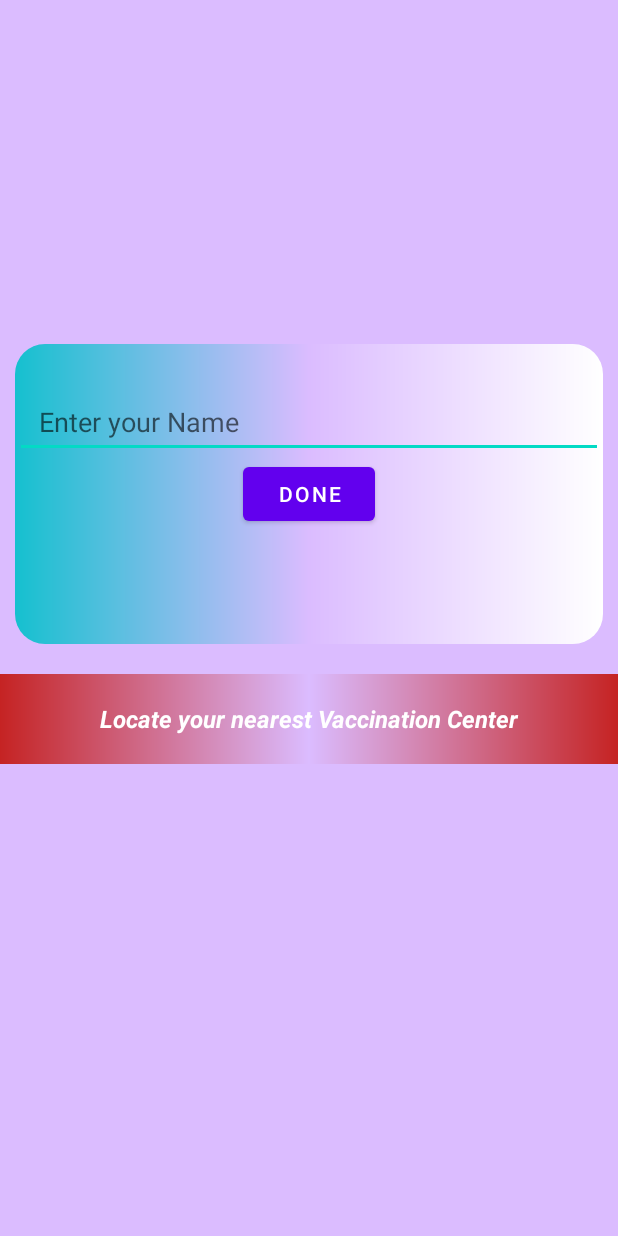
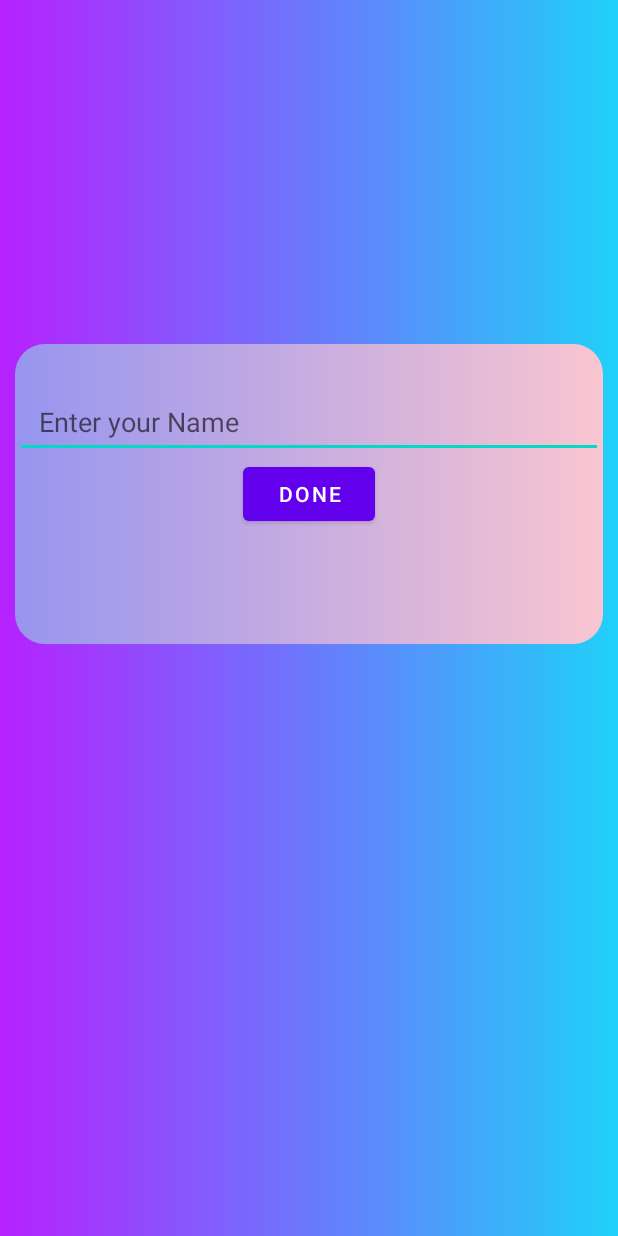
Before and after one commit to HashBP/COvid-BABA, an Android app: the screen it shows after launch (MainActivity), on a phone screen of 412 x 824 dp. Run offline under Robolectric (Android 15) with nearby library versions, the phone set to English and light mode, and no system bars.

Commit message:
Added background

```diff
--- a/app/src/main/java/com/example/gdscandroidproject/MainActivity.kt
+++ b/app/src/main/java/com/example/gdscandroidproject/MainActivity.kt
@@ -68,7 +68,7 @@ class MainActivity : AppCompatActivity() {
                         NewLocationData()
                     }else{
                         Log.d("Debug:" ,"Your Location:"+ location.longitude)
-                        start_info.text = "You Current Location is : \nLongitude : "+ location.longitude + " , \nLatitude : " + location.latitude + "\nCity : " + getCityName(location.latitude,location.longitude)
+                        start_info.text = "Hii " + input_text.text +", \nYou Current Location is : \nLongitude : "+ location.longitude + " , \nLatitude : " + location.latitude + "\nCity : " + getCityName(location.latitude,location.longitude)
                     }
                 }
             }else{
--- a/app/src/main/res/drawable/border2.xml
+++ b/app/src/main/res/drawable/border2.xml
@@ -2,5 +2,5 @@
 <shape android:shape="rectangle" xmlns:android="http://schemas.android.com/apk/res/android">
     <corners android:radius="@dimen/border_radius"/>
     <solid android:color="@color/black"/>
-    <gradient android:endColor="@color/white" android:centerColor="@color/background_main"  android:startColor="@color/white"/>
+    <gradient android:endColor="#94c997" android:startColor="#daacec"/>
 </shape>
--- a/app/src/main/res/drawable/border4.xml
+++ b/app/src/main/res/drawable/border4.xml
@@ -1,6 +1,10 @@
 <?xml version="1.0" encoding="utf-8"?>
 <shape android:shape="rectangle" xmlns:android="http://schemas.android.com/apk/res/android">
     <corners android:radius="@dimen/border_radius"/>
-    <solid android:color="@color/black"/>
-    <gradient android:endColor="@color/white" android:centerColor="@color/background_main"  android:startColor="#15C0CF"/>
+    <solid android:color="@color/grey"/>
+    <gradient
+        android:startColor="#9795ef"
+        android:type="linear"
+        android:endColor="#f9c5d1">
+    </gradient>
 </shape>
--- a/app/src/main/res/drawable/ic_untitled_design.xml
+++ /dev/null
@@ -1,36 +0,0 @@
-<vector android:autoMirrored="true" android:height="375dp"
-    android:viewportHeight="375" android:viewportWidth="375"
-    android:width="375dp" xmlns:android="http://schemas.android.com/apk/res/android">
-    <group>
-        <clip-path android:pathData="M15.543,19.227L107,19.227L107,337.227L15.543,337.227ZM15.543,19.227"/>
-        <path android:fillColor="#D3D2D2" android:fillType="nonZero" android:pathData="M106.441,310.754L15.758,337.227L15.758,45.695L106.441,19.227L106.441,310.754"/>
-    </group>
-    <group>
-        <clip-path android:pathData="M105,19.227L187,19.227L187,335L105,335ZM105,19.227"/>
-        <path android:fillColor="#A7A5A5" android:fillType="nonZero" android:pathData="M105.648,310.754L186.879,334.086L186.879,42.555L105.648,19.227L105.648,310.754"/>
-    </group>
-    <group>
-        <clip-path android:pathData="M186,19.227L269,19.227L269,335L186,335ZM186,19.227"/>
-        <path android:fillColor="#D3D2D2" android:fillType="nonZero" android:pathData="M268.898,310.754L186.086,334.086L186.086,42.555L268.898,19.227L268.898,310.754"/>
-    </group>
-    <group>
-        <clip-path android:pathData="M268,19.227L359.793,19.227L359.793,337.227L268,337.227ZM268,19.227"/>
-        <path android:fillColor="#A7A5A5" android:fillType="nonZero" android:pathData="M268.105,310.754L359.582,337.227L359.582,45.695L268.105,19.227L268.105,310.754"/>
-    </group>
-    <path android:fillColor="#FFFFFF" android:fillType="nonZero" android:pathData="M106.441,303.379L25.23,325.418L25.23,49.93L106.441,27.875L106.441,303.379"/>
-    <path android:fillColor="#D3D2D2" android:fillType="nonZero" android:pathData="M105.648,303.379L186.879,325.418L186.879,49.93L105.648,27.875L105.648,303.379"/>
-    <path android:fillColor="#6E9D2B" android:fillType="nonZero" android:pathData="M70.105,90.883C73.793,72.039 69.855,54.742 60.578,40.328L25.23,49.93L25.23,157.695C47.508,141.527 64.75,118.215 70.105,90.883"/>
-    <path android:fillColor="#6E9D2B" android:fillType="nonZero" android:pathData="M105.039,226.105C101.281,223.324 96.66,221.566 92.129,220.598C82.852,218.656 73.27,220.418 64.371,223.234C50.418,227.648 37.617,235.008 25.23,242.848L25.23,325.418L106.441,303.379L106.441,227.324C106.008,226.895 105.543,226.48 105.039,226.105"/>
-    <path android:fillColor="#46551E" android:fillType="nonZero" android:pathData="M166.492,291.609C167.211,278.793 167.695,261.496 158.902,250.977C153.168,244.121 145.473,246.023 137.492,246.582C127.457,247.262 118.219,245.414 111.801,237.18C109.57,234.305 108.023,230.898 105.648,228.188L105.648,303.379L162.859,318.902C164.766,309.875 165.988,300.723 166.492,291.609"/>
-    <path android:fillColor="#99DEF8" android:fillType="nonZero" android:pathData="M110.883,40.078C106.441,56.535 110.309,69.313 122.891,80.367C131.395,87.832 140.602,94.438 146.461,104.379C151.297,112.617 151.656,121.32 152.43,130.598C152.789,134.922 152.594,144.773 157.699,146.266C164.387,148.219 171.738,140.844 174.582,135.785C184,119.078 183.445,96.305 182.598,77.781C182.168,68.074 181.465,57.918 179.793,48.012L114.316,30.227C112.969,33.422 111.801,36.703 110.883,40.078"/>
-    <path android:fillColor="#FFFFFF" android:fillType="nonZero" android:pathData="M268.898,303.379L186.086,325.418L186.086,49.93L268.898,27.875L268.898,303.379"/>
-    <path android:fillColor="#D3D2D2" android:fillType="nonZero" android:pathData="M268.105,303.379L350.898,325.418L350.898,49.93L268.105,27.875L268.105,303.379"/>
-    <path android:fillColor="#6E9D2B" android:fillType="nonZero" android:pathData="M215.195,86.883C221.848,108.848 249.141,114.48 256.348,136.16C258.309,142.066 258.199,147.773 256.832,153.785C255.648,158.988 252.969,163.977 255.898,169.02C258.523,173.559 263.523,176.289 268.898,177.973L268.898,27.875L229.508,38.355C218.559,53.109 210.09,70.086 215.195,86.883"/>
-    <path android:fillColor="#99DEF8" android:fillType="nonZero" android:pathData="M235.941,254.891C217.371,269.246 215.395,293.332 218.125,316.895L268.898,303.379L268.898,242.563C257.051,243.316 245.293,247.676 235.941,254.891"/>
-    <path android:fillColor="#46551E" android:fillType="nonZero" android:pathData="M279.164,180.414C289.5,181.727 300.27,181.422 310.176,178.117C321.449,174.348 331.555,168.465 343.582,167.082C346.082,166.793 348.508,166.723 350.898,166.793L350.898,49.93L268.105,27.875L268.105,178.227C271.883,179.34 275.785,179.984 279.164,180.414"/>
-    <path android:fillColor="#6DD0F5" android:fillType="nonZero" android:pathData="M322.547,289.723C318.988,273.535 311.344,257.832 296.352,249.059C287.758,244.051 277.922,242.023 268.105,242.508L268.105,303.379L325.457,318.652C325.441,308.926 324.648,299.215 322.547,289.723"/>
-    <path android:fillColor="#F8A227" android:fillType="nonZero" android:pathData="M318.051,214.637C310.484,214.961 303.184,216.738 296.117,218.441C290.184,219.879 284.594,221.242 278.859,221.816C257.121,223.988 240.957,212.555 236.211,200.156C235.422,198.129 234.863,195.957 234.27,193.66C233.211,189.676 232.129,185.547 229.813,181.727C224.922,173.613 212.406,165.359 193.262,168.805C186.266,170.059 179.668,172.5 173.285,174.871C168.254,176.754 163.488,178.512 158.563,179.75C141.086,184.113 122.891,180.828 109.895,170.957C96.176,160.531 89.18,142.406 92.902,126.883C93.785,123.277 95.152,119.813 96.605,116.133C97.469,113.926 98.387,111.648 99.16,109.313C106.98,85.695 96.336,55.137 81.469,35.16C78.594,36.148 75.68,37.012 72.73,37.816C87.742,56.535 98.207,85.66 91.105,106.586C90.367,108.723 89.559,110.805 88.68,113.012C87.188,116.816 85.641,120.727 84.633,124.91C80.156,143.59 88.41,165.324 104.75,177.707C119.781,189.137 140.656,192.961 160.629,187.988C166.023,186.641 171.219,184.703 176.254,182.836C182.563,180.504 188.516,178.281 194.77,177.168C204.82,175.355 217.297,177.418 222.531,186.086C224.219,188.887 225.082,192.242 226.02,195.813C226.664,198.234 227.313,200.73 228.266,203.188C236.066,223.559 260.086,232.227 279.703,230.27C286.031,229.641 292.18,228.133 298.133,226.699C305.09,225.012 311.668,223.414 318.41,223.109L318.879,223.109C328.855,223.109 346.152,236.656 350.953,247.586L350.953,232.566C341.496,222.191 327.293,214.227 318.051,214.637"/>
-    <path android:fillColor="#F8A227" android:fillType="nonZero" android:pathData="M202.125,273.5C204.371,270.27 206.691,266.914 208.148,262.91C212.137,251.875 207.43,238.434 197.434,232.297C188.461,226.789 178.301,227.613 168.484,228.422C162.156,228.941 156.207,229.441 150.668,228.332C143.656,226.914 138.605,221.082 133.266,214.906C127.891,208.68 122.316,202.238 114.027,199.188C87.277,189.336 52.18,196.152 24.98,208.285L24.98,217.637C51.535,205.055 86.43,198.074 111.098,207.156C117.32,209.434 121.938,214.781 126.828,220.453C132.871,227.449 139.109,234.684 148.996,236.656C155.703,238.004 162.555,237.43 169.168,236.891C178.016,236.172 186.375,235.473 192.973,239.527C199.555,243.586 202.773,252.773 200.148,260.023C199.066,263 197.164,265.746 195.129,268.672C193.801,270.594 192.414,272.566 191.211,274.719C182.492,290.262 185.801,308.836 193.766,323.086C196.57,322.242 199.41,321.488 202.285,320.805C194.77,308.566 191.176,292.199 198.637,278.867C199.645,277.07 200.848,275.332 202.125,273.5"/>
-    <path android:fillColor="#F25946" android:fillType="nonZero" android:pathData="M327.563,137.434C327.563,162.074 301.242,223.809 282.848,223.809C265.176,223.809 238.137,162.074 238.137,137.434C238.137,112.777 258.145,92.805 282.848,92.805C307.535,92.805 327.563,112.777 327.563,137.434"/>
-    <path android:fillColor="#FFFFFF" android:fillType="nonZero" android:pathData="M309.531,141.043C309.531,155.738 297.574,167.656 282.848,167.656C268.105,167.656 256.168,155.738 256.168,141.043C256.168,126.328 268.105,114.391 282.848,114.391C297.574,114.391 309.531,126.328 309.531,141.043"/>
-</vector>
--- /dev/null
+++ b/app/src/main/res/drawable/ic_untitled_design__4_.xml
@@ -0,0 +1,36 @@
+<vector android:autoMirrored="true" android:height="1683.75dp"
+    android:viewportHeight="1683.75" android:viewportWidth="1190.25"
+    android:width="1190.25dp" xmlns:android="http://schemas.android.com/apk/res/android">
+    <group>
+        <clip-path android:pathData="M0,222.8L308,222.8L308,1298.83L0,1298.83ZM0,222.8"/>
+        <path android:fillColor="#D3D2D2" android:fillType="nonZero" android:pathData="M307.08,1209.26L0.71,1298.83L0.71,312.38L307.08,222.8L307.08,1209.26"/>
+    </group>
+    <group>
+        <clip-path android:pathData="M304,222.8L579,222.8L579,1289L304,1289ZM304,222.8"/>
+        <path android:fillColor="#A7A5A5" android:fillType="nonZero" android:pathData="M304.41,1209.26L578.83,1288.2L578.83,301.75L304.41,222.8L304.41,1209.26"/>
+    </group>
+    <group>
+        <clip-path android:pathData="M576,222.8L856,222.8L856,1289L576,1289ZM576,222.8"/>
+        <path android:fillColor="#D3D2D2" android:fillType="nonZero" android:pathData="M855.92,1209.26L576.16,1288.2L576.16,301.75L855.92,222.8L855.92,1209.26"/>
+    </group>
+    <group>
+        <clip-path android:pathData="M853,222.8L1163,222.8L1163,1298.83L853,1298.83ZM853,222.8"/>
+        <path android:fillColor="#A7A5A5" android:fillType="nonZero" android:pathData="M853.25,1209.26L1162.29,1298.83L1162.29,312.38L853.25,222.8L853.25,1209.26"/>
+    </group>
+    <path android:fillColor="#FFFFFF" android:fillType="nonZero" android:pathData="M307.08,1184.3L32.72,1258.87L32.72,326.7L307.08,252.07L307.08,1184.3"/>
+    <path android:fillColor="#D3D2D2" android:fillType="nonZero" android:pathData="M304.41,1184.3L578.83,1258.87L578.83,326.7L304.41,252.07L304.41,1184.3"/>
+    <path android:fillColor="#6E9D2B" android:fillType="nonZero" android:pathData="M184.33,465.27C196.78,401.52 183.48,342.98 152.14,294.22L32.72,326.7L32.72,691.35C107.98,636.64 166.23,557.76 184.33,465.28"/>
+    <path android:fillColor="#6E9D2B" android:fillType="nonZero" android:pathData="M302.34,922.83C289.65,913.41 274.04,907.46 258.73,904.19C227.39,897.63 195.02,903.58 164.95,913.11C117.82,928.05 74.57,952.95 32.72,979.48L32.72,1258.87L307.08,1184.3L307.08,926.96C305.63,925.5 304.04,924.1 302.34,922.83"/>
+    <path android:fillColor="#46551E" android:fillType="nonZero" android:pathData="M509.95,1144.47C512.38,1101.11 514.02,1042.57 484.32,1006.99C464.95,983.79 438.95,990.23 411.98,992.11C378.09,994.42 346.87,988.17 325.18,960.29C317.65,950.58 312.43,939.04 304.41,929.87L304.41,1184.3L497.68,1236.83C504.12,1206.29 508.25,1175.32 509.95,1144.47"/>
+    <path android:fillColor="#99DEF8" android:fillType="nonZero" android:pathData="M322.09,293.37C307.08,349.05 320.14,392.29 362.66,429.69C391.39,454.95 422.49,477.3 442.29,510.94C458.63,538.81 459.84,568.26 462.45,599.66C463.67,614.29 463,647.63 480.25,652.67C502.84,659.29 527.69,634.33 537.29,617.21C569.11,560.67 567.23,483.61 564.38,420.95C562.92,388.09 560.55,353.73 554.9,320.21L333.68,260.03C329.13,270.84 325.18,281.95 322.09,293.37"/>
+    <path android:fillColor="#FFFFFF" android:fillType="nonZero" android:pathData="M855.92,1184.3L576.16,1258.87L576.16,326.7L855.92,252.07L855.92,1184.3"/>
+    <path android:fillColor="#D3D2D2" android:fillType="nonZero" android:pathData="M853.25,1184.3L1132.96,1258.87L1132.96,326.7L853.25,252.07L853.25,1184.3"/>
+    <path android:fillColor="#6E9D2B" android:fillType="nonZero" android:pathData="M674.5,451.73C696.97,526.06 789.17,545.13 813.53,618.48C820.15,638.46 819.79,657.77 815.17,678.11C811.16,695.72 802.11,712.6 812.01,729.67C820.88,745.03 837.76,754.26 855.92,759.97L855.92,252.07L722.84,287.54C685.85,337.45 657.25,394.9 674.5,451.73"/>
+    <path android:fillColor="#99DEF8" android:fillType="nonZero" android:pathData="M744.59,1020.23C681.84,1068.81 675.16,1150.3 684.39,1230.03L855.92,1184.3L855.92,978.51C815.89,981.06 776.17,995.82 744.59,1020.23"/>
+    <path android:fillColor="#46551E" android:fillType="nonZero" android:pathData="M890.61,768.23C925.53,772.66 961.91,771.63 995.38,760.45C1033.46,747.7 1067.6,727.79 1108.23,723.11C1116.68,722.14 1124.88,721.89 1132.96,722.14L1132.96,326.7L853.25,252.07L853.25,760.82C866.01,764.58 879.19,766.77 890.61,768.23"/>
+    <path android:fillColor="#6DD0F5" android:fillType="nonZero" android:pathData="M1037.17,1138.09C1025.14,1083.32 999.33,1030.19 948.67,1000.49C919.64,983.55 886.41,976.69 853.25,978.33L853.25,1184.3L1047.01,1235.98C1046.95,1203.07 1044.28,1170.21 1037.17,1138.09"/>
+    <path android:fillColor="#F8A227" android:fillType="nonZero" android:pathData="M1021.98,884.03C996.41,885.12 971.75,891.13 947.88,896.9C927.84,901.76 908.95,906.37 889.57,908.32C816.14,915.66 761.54,876.98 745.5,835.02C742.83,828.16 740.95,820.81 738.94,813.04C735.36,799.56 731.71,785.59 723.88,772.66C707.36,745.21 665.08,717.28 600.39,728.94C576.77,733.19 554.47,741.45 532.91,749.46C515.9,755.84 499.81,761.79 483.16,765.98C424.13,780.73 362.66,769.62 318.74,736.22C272.4,700.95 248.77,639.61 261.34,587.09C264.32,574.88 268.94,563.16 273.86,550.71C276.77,543.25 279.87,535.53 282.48,527.64C308.9,447.73 272.95,344.31 222.71,276.73C213,280.07 203.16,282.98 193.2,285.71C243.91,349.05 279.26,447.61 255.27,518.41C252.78,525.64 250.05,532.68 247.07,540.15C242.03,553.02 236.8,566.26 233.4,580.41C218.28,643.62 246.16,717.16 301.37,759.06C352.15,797.74 422.67,810.67 490.15,793.85C508.37,789.3 525.93,782.74 542.93,776.42C564.25,768.53 584.36,761 605.5,757.23C639.45,751.1 681.6,758.09 699.28,787.41C704.98,796.89 707.9,808.24 711.06,820.33C713.25,828.52 715.43,836.96 718.65,845.29C745.01,914.21 826.16,943.54 892.43,936.92C913.81,934.79 934.58,929.69 954.69,924.83C978.19,919.13 1000.42,913.72 1023.2,912.69L1024.78,912.69C1058.49,912.69 1116.92,958.54 1133.14,995.52L1133.14,944.69C1101.19,909.59 1053.21,882.63 1021.98,884.03"/>
+    <path android:fillColor="#F8A227" android:fillType="nonZero" android:pathData="M630.34,1083.2C637.93,1072.27 645.77,1060.91 650.68,1047.37C664.17,1010.03 648.25,964.55 614.48,943.78C584.18,925.14 549.86,927.93 516.7,930.66C495.31,932.42 475.21,934.12 456.5,930.36C432.81,925.56 415.75,905.82 397.7,884.94C379.54,863.87 360.71,842.07 332.71,831.74C242.33,798.41 123.77,821.48 31.87,862.53L31.87,894.17C121.58,851.6 239.48,827.98 322.81,858.7C343.83,866.42 359.44,884.51 375.96,903.7C396.37,927.38 417.45,951.86 450.85,958.54C473.51,963.09 496.65,961.14 519,959.32C548.89,956.89 577.13,954.53 599.42,968.25C621.65,981.97 632.52,1013.06 623.66,1037.6C620.01,1047.68 613.57,1056.97 606.71,1066.86C602.21,1073.36 597.54,1080.04 593.47,1087.33C564.01,1139.91 575.19,1202.77 602.09,1250.98C611.57,1248.13 621.16,1245.57 630.88,1243.27C605.5,1201.86 593.35,1146.47 618.55,1101.36C621.96,1095.29 626.02,1089.39 630.34,1083.2"/>
+    <path android:fillColor="#F25946" android:fillType="nonZero" android:pathData="M1054.12,622.79C1054.12,706.17 965.2,915.05 903.06,915.05C843.35,915.05 752,706.17 752,622.79C752,539.36 819.6,471.77 903.06,471.77C986.45,471.77 1054.12,539.36 1054.12,622.79"/>
+    <path android:fillColor="#FFFFFF" android:fillType="nonZero" android:pathData="M993.2,635C993.2,684.73 952.8,725.05 903.06,725.05C853.25,725.05 812.92,684.73 812.92,635C812.92,585.2 853.25,544.82 903.06,544.82C952.8,544.82 993.2,585.2 993.2,635"/>
+</vector>
--- /dev/null
+++ b/app/src/main/res/drawable/main_background.xml
@@ -0,0 +1,6 @@
+<?xml version="1.0" encoding="utf-8"?>
+<shape android:shape="rectangle" xmlns:android="http://schemas.android.com/apk/res/android">
+  <solid android:color="@color/white"/>
+    <gradient android:startColor="#b621fe"
+        android:endColor="#1fd1f9"/>
+</shape>
--- a/app/src/main/res/layout/activity_main.xml
+++ b/app/src/main/res/layout/activity_main.xml
@@ -5,11 +5,10 @@
     android:layout_width="match_parent"
     android:layout_height="match_parent"
     xmlns:app="http://schemas.android.com/apk/res-auto"
-    xmlns:tool="http://schemas.android.com/tools"
     android:layout_centerInParent="false"
     android:layout_centerHorizontal="false"
     android:layout_centerVertical="false"
-    android:background="@color/background_main"
+    android:background="@drawable/main_background"
     android:orientation="vertical"
     android:weightSum="10"
     tools:context=".MainActivity">
@@ -43,13 +42,15 @@
         android:visibility="visible">
 
         <EditText
+            android:id="@+id/input_text"
             android:layout_width="match_parent"
             android:layout_height="wrap_content"
             android:layout_above="@+id/start_button"
             android:hint="@string/take_name"
             android:inputType="text"
             android:minHeight="48dp"
-            android:paddingLeft="@dimen/edittext_padding" />
+            android:paddingLeft="@dimen/edittext_padding"
+            android:textColorLink="#FFFFFF" />
 
         <Button
             android:id="@+id/start_button"
@@ -65,20 +66,19 @@
         android:visibility="gone"
         tools:ignore="SpeakableTextPresentCheck"/>
 
-    <RelativeLayout
+    <LinearLayout
         android:id="@+id/textview3"
-        style="@style/background_slide_style3"
         android:layout_width="match_parent"
-        android:layout_height="wrap_content"
-        android:layout_centerInParent="true"
-        android:layout_below="@id/textview2">
+        android:layout_height="match_parent"
+        android:layout_below="@id/textview2"
+        android:layout_alignParentStart="true"
+        android:layout_marginTop="3dp"
+        android:orientation="vertical"
+        android:weightSum="8">
 
-        <TextView
-            android:id="@+id/text1"
-            style="@style/background_slide_style31"
-            android:layout_centerInParent="true"
-            android:text="@string/textview3" />
-    </RelativeLayout>
+
+    </LinearLayout>
+
     <TextView
     android:layout_width="match_parent"
     android:layout_height="40dp"
@@ -115,7 +115,7 @@
             android:layout_height="120dp"
             android:layout_centerInParent="true"
             android:background="@drawable/icons"
-            app:srcCompat="@drawable/ic_untitled_design" />
+            app:srcCompat="@drawable/ic_untitled_design__4_" />
 
         <ImageView
             android:id="@+id/icon3"
--- a/app/src/main/res/values/colors.xml
+++ b/app/src/main/res/values/colors.xml
@@ -7,5 +7,7 @@
     <color name="teal_700">#FF018786</color>
     <color name="black">#FF000000</color>
     <color name="white">#FFFFFFFF</color>
-    <color name="background_main">#DBBCFF</color>
+    <color name="background_main">#B70C6BD3</color>
+    <color name="lavender">#C250FF</color>
+    <color name="grey">#D8CFCF</color>
 </resources>
--- a/app/src/main/res/values/dimens.xml
+++ b/app/src/main/res/values/dimens.xml
@@ -6,4 +6,6 @@
     <dimen name="textView3_padding">5dp</dimen>
     <dimen name="icon_padding">10dp</dimen>
     <dimen name="edittext_padding">16dp</dimen>
+    <dimen name="margin_bottom">1sp</dimen>
+    <dimen name="btn_margin">64dp</dimen>
 </resources>
--- a/app/src/main/res/values/styles.xml
+++ b/app/src/main/res/values/styles.xml
@@ -37,11 +37,12 @@
     <item name="android:background">@drawable/border4</item>
     </style>
 
-    <style name="background_slide_style31" parent="background_slide_style3">
+    <style name="background_slide_style31">
         <item name="android:layout_width">match_parent</item>
         <item name="android:layout_height">40dp</item>
         <item name="android:layout_centerInParent">true</item>
         <item name="android:gravity">center</item>
+        <item name="android:background">@drawable/border3</item>
         <item name="android:textColor">#FFFFFF</item>
         <item name="android:textSize">16sp</item>
         <item name="android:textStyle">bold|italic</item>
```
